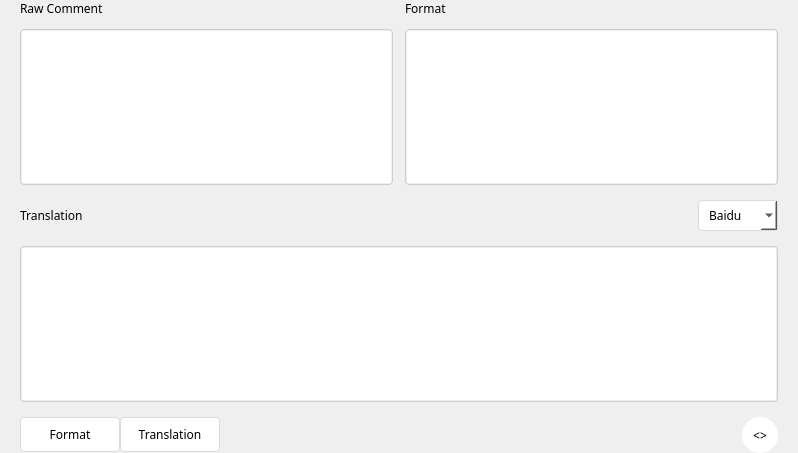
The window that ui/comment_window.ui (liyansong2018/ReverseWidget) describes before a commit, drawn with Qt 5.
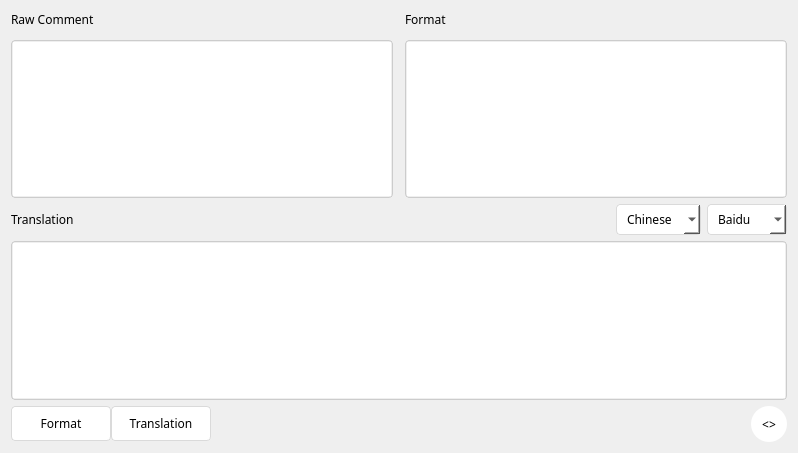
The same window after the commit. Icons and pictures are not drawn.

Commit message: Add baidu-fanyi api to translate code comment or paper pdf

```diff
--- a/ui/comment_window.ui
+++ b/ui/comment_window.ui
@@ -23,24 +23,6 @@
     <normaloff>resources/pictures/hacker.png</normaloff>resources/pictures/hacker.png</iconset>
   </property>
   <layout class="QGridLayout" name="gridLayout">
-   <property name="leftMargin">
-    <number>20</number>
-   </property>
-   <property name="topMargin">
-    <number>0</number>
-   </property>
-   <property name="rightMargin">
-    <number>20</number>
-   </property>
-   <property name="bottomMargin">
-    <number>0</number>
-   </property>
-   <property name="horizontalSpacing">
-    <number>7</number>
-   </property>
-   <property name="verticalSpacing">
-    <number>15</number>
-   </property>
    <item row="0" column="0">
     <layout class="QGridLayout" name="gridLayout_2">
      <property name="spacing">
@@ -109,8 +91,88 @@
        </property>
       </spacer>
      </item>
+     <item>
+      <widget class="QComboBox" name="toComboBox">
+       <property name="enabled">
+        <bool>true</bool>
+       </property>
+       <property name="font">
+        <font>
+         <family>微软雅黑</family>
+         <underline>false</underline>
+         <strikeout>false</strikeout>
+        </font>
+       </property>
+       <property name="styleSheet">
+        <string notr="true">QComboBox{
+	text-align:center;
+    text-decoration:none;
+    background:#ffffff;
+	/*color: #fff;*/
+    color:#000000;
+
+    padding: 5px 10px 5px 10px;
+    font-weight:light;
+    border-radius:4px;
+	border:1px solid #dadada;
+	white-space: nowrap;
+}</string>
+       </property>
+       <property name="frame">
+        <bool>true</bool>
+       </property>
+       <item>
+        <property name="text">
+         <string>Chinese</string>
+        </property>
+        <property name="icon">
+         <iconset>
+          <normaloff>resources/pictures/country/china.png</normaloff>resources/pictures/country/china.png</iconset>
+        </property>
+       </item>
+       <item>
+        <property name="text">
+         <string>Jpanese</string>
+        </property>
+        <property name="icon">
+         <iconset>
+          <normaloff>resources/pictures/country/japan.png</normaloff>resources/pictures/country/japan.png</iconset>
+        </property>
+       </item>
+       <item>
+        <property name="text">
+         <string>Korean</string>
+        </property>
+        <property name="icon">
+         <iconset>
+          <normaloff>resources/pictures/country/south-korea.png</normaloff>resources/pictures/country/south-korea.png</iconset>
+        </property>
+       </item>
+       <item>
+        <property name="text">
+         <string>Spanish</string>
+        </property>
+        <property name="icon">
+         <iconset>
+          <normaloff>resources/pictures/country/spain.png</normaloff>resources/pictures/country/spain.png</iconset>
+        </property>
+       </item>
+       <item>
+        <property name="text">
+         <string>Italian</string>
+        </property>
+        <property name="icon">
+         <iconset>
+          <normaloff>resources/pictures/country/italy.png</normaloff>resources/pictures/country/italy.png</iconset>
+        </property>
+       </item>
+      </widget>
+     </item>
      <item>
       <widget class="QComboBox" name="transComboBox">
+       <property name="enabled">
+        <bool>true</bool>
+       </property>
        <property name="font">
         <font>
          <family>微软雅黑</family>
@@ -133,6 +195,9 @@
 	white-space: nowrap;
 }</string>
        </property>
+       <property name="frame">
+        <bool>true</bool>
+       </property>
        <item>
         <property name="text">
          <string>Baidu</string>
```
Left out of the diff: 8 changed lines with no effect on the pictures. The commit also changes 11 other files.
